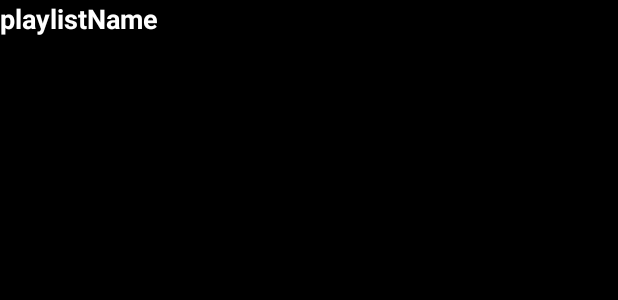
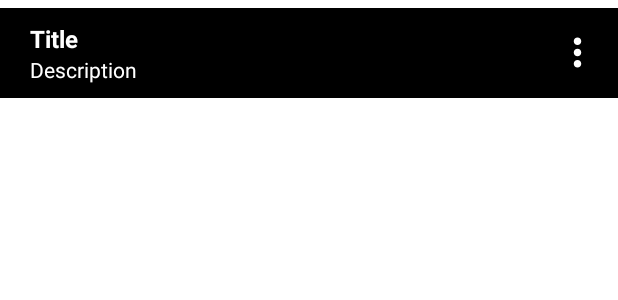
Before and after one commit to RubsRubs/Music-Box, an Android app: the layout playlists_listview_item.xml on its own in the app's theme, with its tools: preview values and no code run, on a phone screen of 412 x 824 dp. Shown: the top 300 px of the screen. Run offline under Robolectric (Android 15) with nearby library versions, the phone set to English and light mode, and no system bars.

Commit message:
creación de PlayListsRecyclerView

```diff
--- a/app/src/main/res/layout/activity_play_lists.xml
+++ b/app/src/main/res/layout/activity_play_lists.xml
@@ -8,8 +8,8 @@
     android:orientation="vertical"
     tools:context=".PlayListsActivity">
 
-    <ListView
-        android:id="@+id/playlists_listview_ID"
+    <androidx.recyclerview.widget.RecyclerView
+        android:id="@+id/playlists_recycler_view_ID"
         android:layout_width="match_parent"
         android:layout_height="wrap_content" />
 
--- a/app/src/main/res/layout/playlists_listview_item.xml
+++ b/app/src/main/res/layout/playlists_listview_item.xml
@@ -1,17 +1,45 @@
 <?xml version="1.0" encoding="utf-8"?>
-<LinearLayout xmlns:android="http://schemas.android.com/apk/res/android"
+<RelativeLayout xmlns:android="http://schemas.android.com/apk/res/android"
     android:layout_width="match_parent"
-    android:layout_height="match_parent"
-    android:background="@color/black">
+    android:layout_height="wrap_content"
+    android:layout_marginTop="5dp"
+    android:background="@color/black"
+    android:orientation="horizontal">
 
-    <TextView
-        android:id="@+id/txt_view_playlist_name_ID"
-        android:layout_width="wrap_content"
-        android:layout_height="wrap_content"
-        android:text="playlistName"
-        android:textColor="@color/white"
-        android:textSize="18dp"
-        android:textStyle="bold">
-    </TextView>
+    <LinearLayout
+        android:id="@+id/playlist_item_linear_layout_Id"
+        android:layout_width="360dp"
+        android:layout_height="60dp"
+        android:layout_marginLeft="10dp"
+        android:gravity="center_vertical"
+        android:orientation="vertical">
 
-</LinearLayout>
+        <TextView
+            android:id="@+id/txtV_playlist_title_ID"
+            android:layout_width="match_parent"
+            android:layout_height="wrap_content"
+            android:layout_marginStart="10dp"
+            android:text="Title"
+            android:textColor="@color/white"
+            android:textSize="16dp"
+            android:textStyle="bold" />
+
+        <TextView
+            android:id="@+id/txtV_playlist_description_ID"
+            android:layout_width="match_parent"
+            android:layout_height="wrap_content"
+            android:layout_marginStart="10dp"
+            android:text="Description"
+            android:textColor="@color/white" />
+    </LinearLayout>
+
+    <ImageView
+        android:id="@+id/paly_lists_item_menu_ID"
+        android:layout_width="30dp"
+        android:layout_height="30dp"
+        android:layout_centerVertical="true"
+        android:layout_toEndOf="@id/playlist_item_linear_layout_Id"
+        android:background="@drawable/ic_baseline_more_vert"
+        android:padding="5dp" />
+
+</RelativeLayout>
```
Also changed, not shown: app/src/main/java/com/example/streamingaudioplayer/PlayListAdapterViewHolder.java (added, +18 -0 lines), app/src/main/java/com/example/streamingaudioplayer/PlayListsActivity.java (+46 -5 lines), app/src/main/java/com/example/streamingaudioplayer/PlayListsListViewAdapter.java (deleted, +0 -30 lines), app/src/main/java/com/example/streamingaudioplayer/PlayListsRecyclerViewAdapter.java (added, +45 -0 lines), app/src/main/java/com/example/streamingaudioplayer/Playlist.java (+4 -4 lines).
